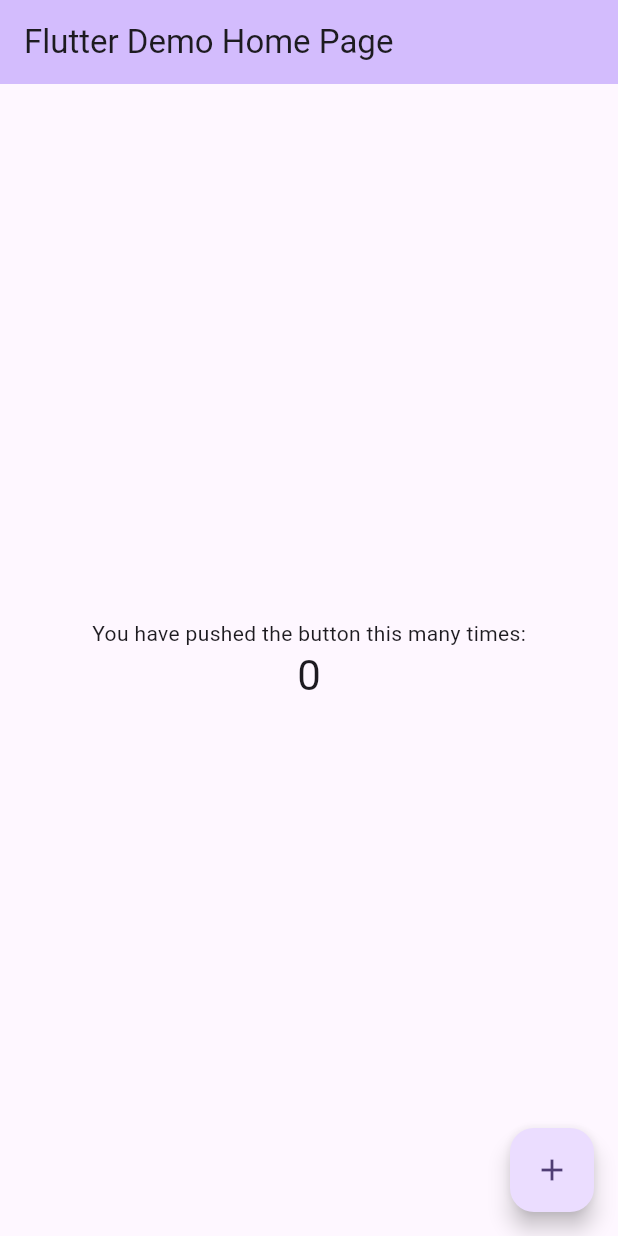
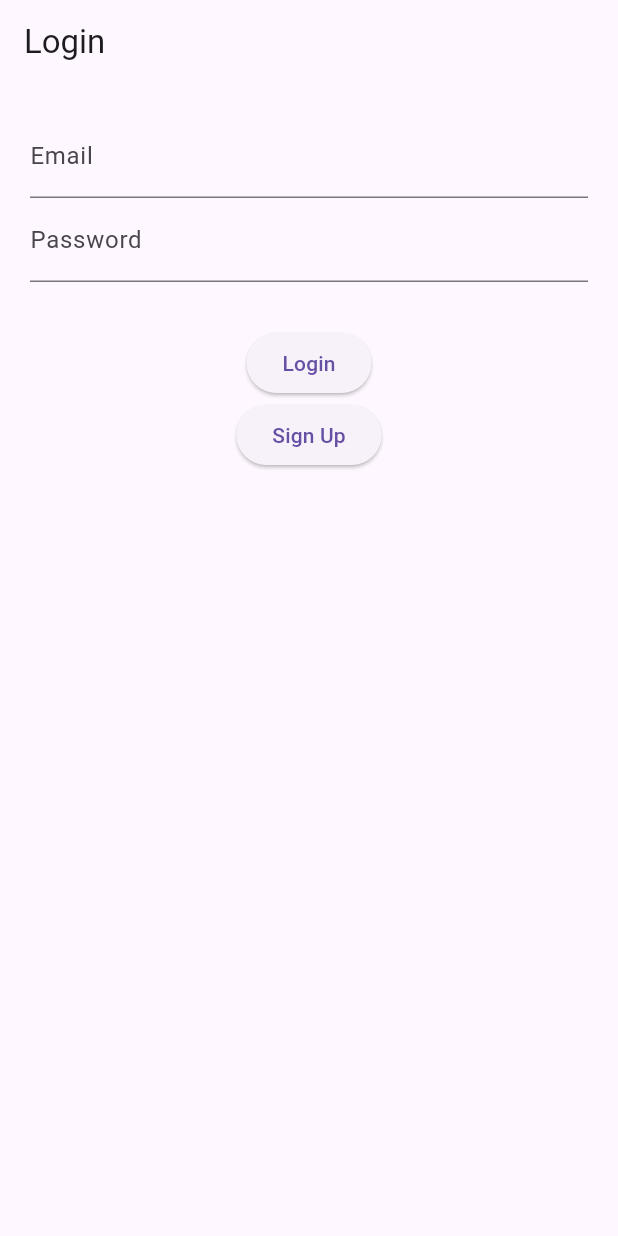
Before and after one commit to Salmakhaled204/likealocal-mobile, a Flutter app: the screen it shows after launch, on a phone screen of 412 x 824 dp. Run offline on Flutter 3.47's test engine with Material 3 defaults, Android fonts, the phone set to English and light mode, and no system bars; our stand-ins replace firebase_auth, firebase_core, firebase_database; accounts and stored records are empty.

Commit message:
Authentication & User System

```diff
--- a/lib/main.dart
+++ b/lib/main.dart
@@ -1,121 +1,205 @@
 import 'package:flutter/material.dart';
+import 'package:firebase_core/firebase_core.dart';
+import 'package:firebase_auth/firebase_auth.dart';
+import 'package:firebase_database/firebase_database.dart';
+import 'firebase_options.dart';
 
-void main() {
-  runApp(const MyApp());
+void main() async {
+  WidgetsFlutterBinding.ensureInitialized();
+
+  await Firebase.initializeApp(
+    options: DefaultFirebaseOptions.currentPlatform,
+  );
+
+  runApp(MyApp());
 }
 
 class MyApp extends StatelessWidget {
-  const MyApp({super.key});
-
-  // This widget is the root of your application.
   @override
   Widget build(BuildContext context) {
     return MaterialApp(
-      title: 'Flutter Demo',
-      theme: ThemeData(
-        // This is the theme of your application.
-        //
-        // TRY THIS: Try running your application with "flutter run". You'll see
-        // the application has a purple toolbar. Then, without quitting the app,
-        // try changing the seedColor in the colorScheme below to Colors.green
-        // and then invoke "hot reload" (save your changes or press the "hot
-        // reload" button in a Flutter-supported IDE, or press "r" if you used
-        // the command line to start the app).
-        //
-        // Notice that the counter didn't reset back to zero; the application
-        // state is not lost during the reload. To reset the state, use hot
-        // restart instead.
-        //
-        // This works for code too, not just values: Most code changes can be
-        // tested with just a hot reload.
-        colorScheme: .fromSeed(seedColor: Colors.deepPurple),
-      ),
-      home: const MyHomePage(title: 'Flutter Demo Home Page'),
+      debugShowCheckedModeBanner: false,
+      home: AuthWrapper(),
     );
   }
 }
 
-class MyHomePage extends StatefulWidget {
-  const MyHomePage({super.key, required this.title});
+// 🔐 Check if user logged in
+class AuthWrapper extends StatelessWidget {
+  @override
+  Widget build(BuildContext context) {
+    return StreamBuilder<User?>(
+      stream: FirebaseAuth.instance.authStateChanges(),
+      builder: (context, snapshot) {
+        if (snapshot.connectionState == ConnectionState.waiting) {
+          return Scaffold(
+            body: Center(child: CircularProgressIndicator()),
+          );
+        }
 
-  // This widget is the home page of your application. It is stateful, meaning
-  // that it has a State object (defined below) that contains fields that affect
-  // how it looks.
-
-  // This class is the configuration for the state. It holds the values (in this
-  // case the title) provided by the parent (in this case the App widget) and
-  // used by the build method of the State. Fields in a Widget subclass are
-  // always marked "final".
-
-  final String title;
-
-  @override
-  State<MyHomePage> createState() => _MyHomePageState();
+        if (snapshot.hasData) {
+          return HomeScreen();
+        } else {
+          return LoginScreen();
+        }
+      },
+    );
+  }
 }
 
-class _MyHomePageState extends State<MyHomePage> {
-  int _counter = 0;
+// 🏠 Home Screen
+class HomeScreen extends StatelessWidget {
+  @override
+  Widget build(BuildContext context) {
+    return Scaffold(
+      appBar: AppBar(title: Text("Home")),
+      body: Center(
+        child: ElevatedButton(
+          onPressed: () async {
+            await FirebaseAuth.instance.signOut();
+          },
+          child: Text("Logout"),
+        ),
+      ),
+    );
+  }
+}
 
-  void _incrementCounter() {
+// 🔐 Login Screen
+class LoginScreen extends StatefulWidget {
+  @override
+  _LoginScreenState createState() => _LoginScreenState();
+}
+
+class _LoginScreenState extends State<LoginScreen> {
+  final emailController = TextEditingController();
+  final passwordController = TextEditingController();
+
+  String error = "";
+  bool isLoading = false;
+
+  // 🔹 LOGIN FUNCTION
+  Future<void> login() async {
     setState(() {
-      // This call to setState tells the Flutter framework that something has
-      // changed in this State, which causes it to rerun the build method below
-      // so that the display can reflect the updated values. If we changed
-      // _counter without calling setState(), then the build method would not be
-      // called again, and so nothing would appear to happen.
-      _counter++;
+      isLoading = true;
+      error = "";
+    });
+
+    try {
+      await FirebaseAuth.instance.signInWithEmailAndPassword(
+        email: emailController.text.trim(),
+        password: passwordController.text.trim(),
+      );
+    } on FirebaseAuthException catch (e) {
+      if (e.code == 'user-not-found') {
+        error = "No user found for this email";
+      } else if (e.code == 'wrong-password') {
+        error = "Wrong password";
+      } else if (e.code == 'invalid-email') {
+        error = "Invalid email format";
+      } else {
+        error = e.message ?? "Login failed";
+      }
+      setState(() {});
+    } catch (e) {
+      setState(() {
+        error = e.toString();
+      });
+    }
+
+    setState(() {
+      isLoading = false;
+    });
+  }
+
+  // 🔹 SIGNUP FUNCTION (WITH DATABASE SAVE)
+  Future<void> signup() async {
+    setState(() {
+      isLoading = true;
+      error = "";
+    });
+
+    try {
+      // 1. Create user in Firebase Auth
+      UserCredential userCredential =
+          await FirebaseAuth.instance.createUserWithEmailAndPassword(
+        email: emailController.text.trim(),
+        password: passwordController.text.trim(),
+      );
+
+      // 2. Get UID
+      String uid = userCredential.user!.uid;
+
+      // 3. Save user in Realtime Database
+      final dbRef = FirebaseDatabase.instance.ref();
+
+      await dbRef.child("users").child(uid).set({
+        "email": emailController.text.trim(),
+        "chatEnabled": true,
+        "createdAt": DateTime.now().toString(),
+      });
+
+    } on FirebaseAuthException catch (e) {
+      if (e.code == 'email-already-in-use') {
+        error = "Email already in use";
+      } else if (e.code == 'weak-password') {
+        error = "Password must be at least 6 characters";
+      } else if (e.code == 'invalid-email') {
+        error = "Invalid email format";
+      } else {
+        error = e.message ?? "Signup failed";
+      }
+      setState(() {});
+    } catch (e) {
+      setState(() {
+        error = e.toString();
+      });
+    }
+
+    setState(() {
+      isLoading = false;
     });
   }
 
   @override
   Widget build(BuildContext context) {
-    // This method is rerun every time setState is called, for instance as done
-    // by the _incrementCounter method above.
-    //
-    // The Flutter framework has been optimized to make rerunning build methods
-    // fast, so that you can just rebuild anything that needs updating rather
-    // than having to individually change instances of widgets.
     return Scaffold(
-      appBar: AppBar(
-        // TRY THIS: Try changing the color here to a specific color (to
-        // Colors.amber, perhaps?) and trigger a hot reload to see the AppBar
-        // change color while the other colors stay the same.
-        backgroundColor: Theme.of(context).colorScheme.inversePrimary,
-        // Here we take the value from the MyHomePage object that was created by
-        // the App.build method, and use it to set our appbar title.
-        title: Text(widget.title),
-      ),
-      body: Center(
-        // Center is a layout widget. It takes a single child and positions it
-        // in the middle of the parent.
+      appBar: AppBar(title: Text("Login")),
+      body: Padding(
+        padding: EdgeInsets.all(20),
         child: Column(
-          // Column is also a layout widget. It takes a list of children and
-          // arranges them vertically. By default, it sizes itself to fit its
-          // children horizontally, and tries to be as tall as its parent.
-          //
-          // Column has various properties to control how it sizes itself and
-          // how it positions its children. Here we use mainAxisAlignment to
-          // center the children vertically; the main axis here is the vertical
-          // axis because Columns are vertical (the cross axis would be
-          // horizontal).
-          //
-          // TRY THIS: Invoke "debug painting" (choose the "Toggle Debug Paint"
-          // action in the IDE, or press "p" in the console), to see the
-          // wireframe for each widget.
-          mainAxisAlignment: .center,
           children: [
-            const Text('You have pushed the button this many times:'),
-            Text(
-              '$_counter',
-              style: Theme.of(context).textTheme.headlineMedium,
+            TextField(
+              controller: emailController,
+              decoration: InputDecoration(labelText: "Email"),
             ),
+            TextField(
+              controller: passwordController,
+              obscureText: true,
+              decoration: InputDecoration(labelText: "Password"),
+            ),
+
+            SizedBox(height: 20),
+
+            if (isLoading) CircularProgressIndicator(),
+
+            SizedBox(height: 10),
+
+            ElevatedButton(
+              onPressed: login,
+              child: Text("Login"),
+            ),
+
+            ElevatedButton(
+              onPressed: signup,
+              child: Text("Sign Up"),
+            ),
+
+            SizedBox(height: 10),
+
+            Text(error, style: TextStyle(color: Colors.red)),
           ],
         ),
-      ),
-      floatingActionButton: FloatingActionButton(
-        onPressed: _incrementCounter,
-        tooltip: 'Increment',
-        child: const Icon(Icons.add),
       ),
     );
   }
--- a/pubspec.yaml
+++ b/pubspec.yaml
@@ -34,6 +34,10 @@ dependencies:
   # The following adds the Cupertino Icons font to your application.
   # Use with the CupertinoIcons class for iOS style icons.
   cupertino_icons: ^1.0.8
+  firebase_core: ^4.7.0
+  firebase_auth: ^6.4.0
+  cloud_firestore: ^6.3.0
+  firebase_database: ^12.3.0
 
 dev_dependencies:
   flutter_test:
```
Also changed, not shown: google-services.json (added, +29 -0 lines), firebase.json (added), lib/firebase_options.dart (added), pubspec.lock, 6 other files.
